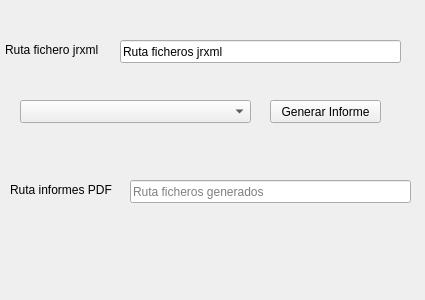
First picture: the form in vistas/ui/geninformes.ui, repository alvarowau/EjemploTema7, before the edit.
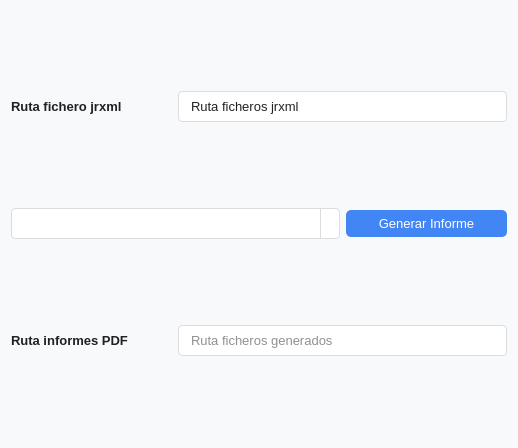
Second picture: the form after the edit.

Commit message: funciona el informe de barras

Diff of the .ui file:
```diff
--- a/vistas/ui/geninformes.ui
+++ b/vistas/ui/geninformes.ui
@@ -6,94 +6,137 @@
    <rect>
     <x>0</x>
     <y>0</y>
-    <width>425</width>
-    <height>300</height>
+    <width>518</width>
+    <height>448</height>
    </rect>
   </property>
   <property name="windowTitle">
    <string>Generar Informes Fábrica</string>
   </property>
-  <widget class="QPushButton" name="btnGenInforme">
-   <property name="geometry">
-    <rect>
-     <x>270</x>
-     <y>100</y>
-     <width>111</width>
-     <height>23</height>
-    </rect>
-   </property>
-   <property name="text">
-    <string>Generar Informe</string>
-   </property>
-  </widget>
-  <widget class="QComboBox" name="comboBoxFicheros">
-   <property name="geometry">
-    <rect>
-     <x>20</x>
-     <y>100</y>
-     <width>231</width>
-     <height>23</height>
-    </rect>
-   </property>
-  </widget>
-  <widget class="QLineEdit" name="cdrTxtRutaSalida">
-   <property name="geometry">
-    <rect>
-     <x>130</x>
-     <y>180</y>
-     <width>281</width>
-     <height>23</height>
-    </rect>
-   </property>
-   <property name="text">
-    <string/>
-   </property>
-   <property name="placeholderText">
-    <string>Ruta ficheros generados</string>
-   </property>
-  </widget>
-  <widget class="QLineEdit" name="cdrTxtRutaEntrada">
-   <property name="geometry">
-    <rect>
-     <x>120</x>
-     <y>40</y>
-     <width>281</width>
-     <height>23</height>
-    </rect>
-   </property>
-   <property name="toolTip">
-    <string>Pulsar enter para actualizar la lista de ficherps</string>
-   </property>
-   <property name="text">
-    <string>Ruta ficheros jrxml</string>
-   </property>
-  </widget>
-  <widget class="QLabel" name="label">
-   <property name="geometry">
-    <rect>
-     <x>5</x>
-     <y>40</y>
-     <width>111</width>
-     <height>20</height>
-    </rect>
-   </property>
-   <property name="text">
-    <string>Ruta fichero jrxml</string>
-   </property>
-  </widget>
-  <widget class="QLabel" name="label_2">
-   <property name="geometry">
-    <rect>
-     <x>10</x>
-     <y>180</y>
-     <width>111</width>
-     <height>20</height>
-    </rect>
-   </property>
-   <property name="text">
-    <string>Ruta informes PDF</string>
-   </property>
-  </widget>
+  <property name="styleSheet">
+   <string notr="true">QWidget {
+    background-color: #F8F9FA;
+    color: #202124;
+    font-family: &quot;Segoe UI&quot;, &quot;Roboto&quot;, sans-serif;
+    font-size: 10pt;
+}
+
+/* Botones */
+QPushButton {
+    background-color: #4285F4;
+    color: white;
+    border: none;
+    padding: 6px 14px;
+    border-radius: 5px;
+    min-width: 90px;
+}
+
+QPushButton:hover {
+    background-color: #357AE8;
+}
+
+QPushButton:pressed {
+    background-color: #3367D6;
+}
+
+QPushButton:disabled {
+    background-color: #BDC1C6;
+    color: #80868B;
+}
+
+/* Campos de texto */
+QLineEdit {
+    background-color: #FFFFFF;
+    border: 1px solid #DADCE0;
+    border-radius: 4px;
+    padding: 6px 10px;
+    selection-background-color: #D2E3FC;
+    selection-color: #202124;
+}
+
+QLineEdit:focus {
+    border-color: #4285F4;
+    background-color: #E8F0FE;
+}
+
+/* ComboBox */
+QComboBox {
+    background-color: #FFFFFF;
+    border: 1px solid #DADCE0;
+    border-radius: 4px;
+    padding: 6px 10px;
+}
+
+QComboBox:focus {
+    border-color: #4285F4;
+}
+
+QComboBox::drop-down {
+    subcontrol-origin: padding;
+    subcontrol-position: top right;
+    width: 18px;
+    border-left: 1px solid #DADCE0;
+    border-top-right-radius: 4px;
+    border-bottom-right-radius: 4px;
+}
+
+/* Etiquetas */
+QLabel {
+    color: #5F6368;
+}
+
+/* Etiquetas específicas por objectName */
+#label, #label_2 {
+    font-weight: bold;
+    color: #202124;
+}</string>
+  </property>
+  <layout class="QGridLayout" name="gridLayout">
+   <item row="0" column="0">
+    <widget class="QLabel" name="label">
+     <property name="text">
+      <string>Ruta fichero jrxml</string>
+     </property>
+    </widget>
+   </item>
+   <item row="0" column="1" colspan="2">
+    <widget class="QLineEdit" name="cdrTxtRutaEntrada">
+     <property name="toolTip">
+      <string>Pulsar enter para actualizar la lista de ficherps</string>
+     </property>
+     <property name="text">
+      <string>Ruta ficheros jrxml</string>
+     </property>
+    </widget>
+   </item>
+   <item row="1" column="0" colspan="2">
+    <widget class="QComboBox" name="comboBoxFicheros"/>
+   </item>
+   <item row="1" column="2">
+    <widget class="QPushButton" name="btnGenInforme">
+     <property name="text">
+      <string>Generar Informe</string>
+     </property>
+    </widget>
+   </item>
+   <item row="2" column="0">
+    <widget class="QLabel" name="label_2">
+     <property name="text">
+      <string>Ruta informes PDF</string>
+     </property>
+    </widget>
+   </item>
+   <item row="2" column="1" colspan="2">
+    <widget class="QLineEdit" name="cdrTxtRutaSalida">
+     <property name="text">
+      <string/>
+     </property>
+     <property name="placeholderText">
+      <string>Ruta ficheros generados</string>
+     </property>
+    </widget>
+   </item>
+  </layout>
  </widget>
  <resources/>
  <connections/>
```
The commit also changes 2 other files.
